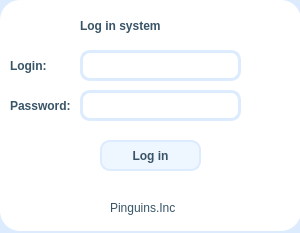
Before: the Qt Designer form CRM/login/login.ui in Plnguins/CRM, drawn with Qt 5.
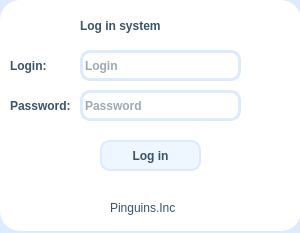
After: the same form once the commit is applied. Icons and pictures are not drawn.

Commit message: Немного улучшен интерфейс входа

Patch:
```diff
--- a/CRM/login/login.ui
+++ b/CRM/login/login.ui
@@ -114,6 +114,12 @@
 border:3px solid #DDEBFF;
 border-radius: 10px;</string>
    </property>
+   <property name="echoMode">
+    <enum>QLineEdit::Password</enum>
+   </property>
+   <property name="placeholderText">
+    <string>Password</string>
+   </property>
   </widget>
   <widget class="QLineEdit" name="Login">
    <property name="geometry">
@@ -131,6 +137,9 @@
 border:3px solid #DDEBFF;
 border-radius: 10px;</string>
    </property>
+   <property name="placeholderText">
+    <string>Login</string>
+   </property>
   </widget>
   <widget class="QLabel" name="LoginLabel">
    <property name="geometry">
```
Left out of the diff: 28 changed lines with no effect on the pictures. The commit also changes 3 other files.
